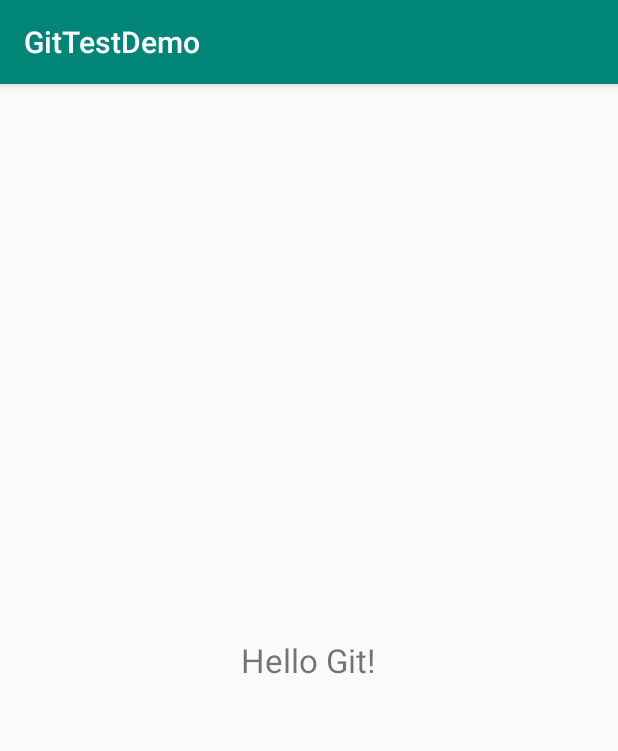
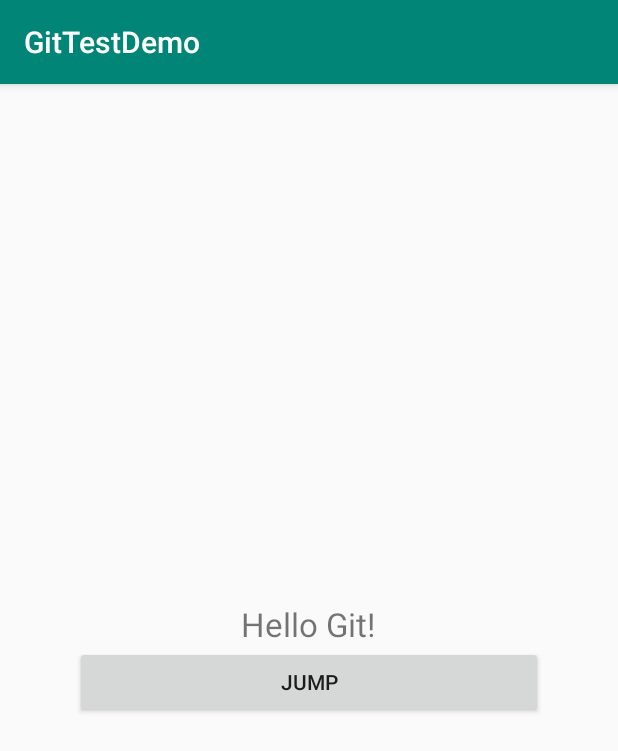
Before and after one commit to JK-LuChengFeng/GitDemo, an Android app: the screen it shows after launch (MainActivity), on a phone screen of 412 x 824 dp. Shown: the top 751 px of the screen. Run offline under Robolectric (Android 15) with nearby library versions, the phone set to English and light mode, and no system bars.

```diff
--- a/app/src/main/java/com/example/gittestdemo/MainActivity.java
+++ b/app/src/main/java/com/example/gittestdemo/MainActivity.java
@@ -2,12 +2,17 @@ package com.example.gittestdemo;
 
 import androidx.appcompat.app.AppCompatActivity;
 
+import android.content.Intent;
 import android.os.Bundle;
+import android.view.View;
+import android.widget.Button;
 
 /**
  * Create By JK_Liu on ${DATE}
  */
-public class MainActivity extends AppCompatActivity {
+public class MainActivity extends AppCompatActivity implements View.OnClickListener {
+
+    private Button btn_jump;
 
     @Override
     protected void onCreate(Bundle savedInstanceState) {
@@ -24,7 +29,16 @@ public class MainActivity extends AppCompatActivity {
     }
 
     private void initView() {
-
+        btn_jump = findViewById(R.id.btn_jump);
+        btn_jump.setOnClickListener(this);
     }
 
+    @Override
+    public void onClick(View view) {
+        switch (view.getId()){
+            case R.id.btn_jump:
+                startActivity(new Intent(MainActivity.this,Main2Activity.class));
+                break;
+        }
+    }
 }
--- a/app/src/main/res/layout/activity_main.xml
+++ b/app/src/main/res/layout/activity_main.xml
@@ -5,7 +5,8 @@
     android:layout_width="match_parent"
     android:layout_height="match_parent"
     android:gravity="center"
-    tools:context=".MainActivity">
+    tools:context=".MainActivity"
+    android:orientation="vertical">
 
     <TextView
         android:layout_width="wrap_content"
@@ -13,4 +14,12 @@
         android:text="Hello Git!"
         android:textSize="22sp"/>
 
+    <Button
+        android:id="@+id/btn_jump"
+        android:layout_width="match_parent"
+        android:layout_height="wrap_content"
+        android:layout_marginLeft="50dp"
+        android:layout_marginRight="50dp"
+        android:text="jump"/>
+
 </LinearLayout>
```
